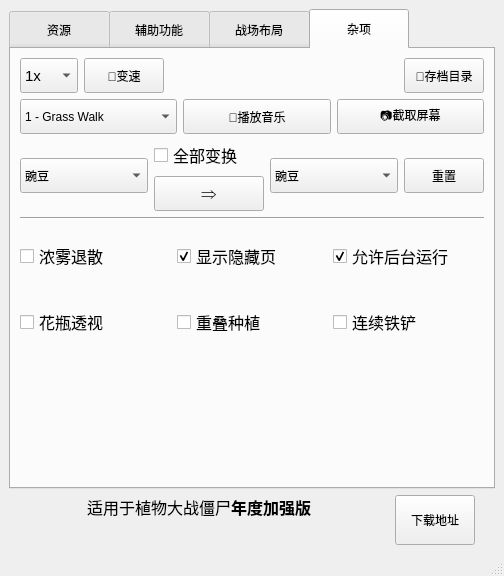
windshadow233/pvz-toolkit, file pvztoolkit.ui: the form before one commit.
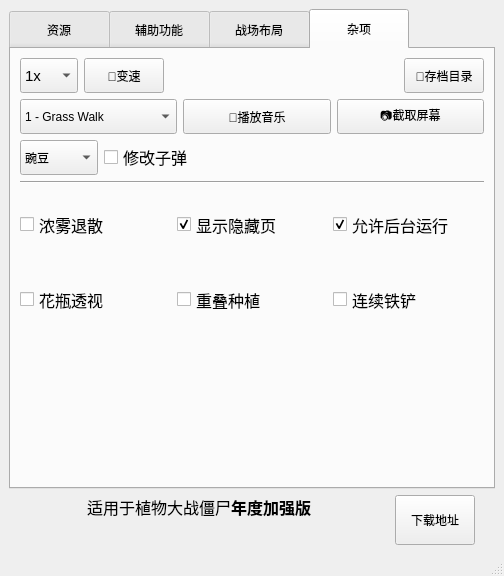
The form after the commit. The open tabs and pages were chosen to show the change.

Commit message: 修改UI

Diff of the .ui file:
```diff
--- a/pvztoolkit.ui
+++ b/pvztoolkit.ui
@@ -2665,7 +2665,7 @@
        <attribute name="title">
         <string>杂项</string>
        </attribute>
-       <layout class="QVBoxLayout" name="verticalLayout_8">
+       <layout class="QVBoxLayout" name="verticalLayout_3">
         <item>
          <layout class="QHBoxLayout" name="horizontalLayout_4">
           <item>
@@ -2891,126 +2891,10 @@
         </item>
         <item>
          <layout class="QHBoxLayout" name="horizontalLayout_5">
-          <item>
-           <widget class="QComboBox" name="comboBox_12">
-            <property name="sizePolicy">
-             <sizepolicy hsizetype="Expanding" vsizetype="Fixed">
-              <horstretch>0</horstretch>
-              <verstretch>0</verstretch>
-             </sizepolicy>
-            </property>
-            <property name="minimumSize">
-             <size>
-              <width>0</width>
-              <height>35</height>
-             </size>
-            </property>
-            <item>
-             <property name="text">
-              <string>豌豆</string>
-             </property>
-            </item>
-            <item>
-             <property name="text">
-              <string>冰豌豆</string>
-             </property>
-            </item>
-            <item>
-             <property name="text">
-              <string>卷心菜</string>
-             </property>
-            </item>
-            <item>
-             <property name="text">
-              <string>西瓜</string>
-             </property>
-            </item>
-            <item>
-             <property name="text">
-              <string>孢子</string>
-             </property>
-            </item>
-            <item>
-             <property name="text">
-              <string>冰瓜</string>
-             </property>
-            </item>
-            <item>
-             <property name="text">
-              <string>杨桃</string>
-             </property>
-            </item>
-            <item>
-             <property name="text">
-              <string>刺</string>
-             </property>
-            </item>
-            <item>
-             <property name="text">
-              <string>玉米粒</string>
-             </property>
-            </item>
-            <item>
-             <property name="text">
-              <string>黄油</string>
-             </property>
-            </item>
-           </widget>
-          </item>
-          <item>
-           <layout class="QVBoxLayout" name="verticalLayout_3">
-            <item>
-             <widget class="QCheckBox" name="checkBox_29">
-              <property name="font">
-               <font>
-                <family>Arial</family>
-                <pointsize>12</pointsize>
-               </font>
-              </property>
-              <property name="text">
-               <string>全部变换</string>
-              </property>
-             </widget>
-            </item>
-            <item>
-             <widget class="QPushButton" name="pushButton_16">
-              <property name="sizePolicy">
-               <sizepolicy hsizetype="Fixed" vsizetype="Fixed">
-                <horstretch>0</horstretch>
-                <verstretch>0</verstretch>
-               </sizepolicy>
-              </property>
-              <property name="minimumSize">
-               <size>
-                <width>110</width>
-                <height>35</height>
-               </size>
-              </property>
-              <property name="maximumSize">
-               <size>
-                <width>70</width>
-                <height>35</height>
-               </size>
-              </property>
-              <property name="font">
-               <font>
-                <family>Arial</family>
-                <pointsize>16</pointsize>
-                <weight>75</weight>
-                <bold>true</bold>
-               </font>
-              </property>
-              <property name="text">
-               <string>⇒</string>
-              </property>
-             </widget>
-            </item>
-           </layout>
-          </item>
           <item>
            <widget class="QComboBox" name="comboBox_13">
             <property name="sizePolicy">
-             <sizepolicy hsizetype="Expanding" vsizetype="Fixed">
+             <sizepolicy hsizetype="Fixed" vsizetype="Fixed">
               <horstretch>0</horstretch>
               <verstretch>0</verstretch>
              </sizepolicy>
@@ -3084,30 +2968,31 @@
            </widget>
           </item>
           <item>
-           <widget class="QPushButton" name="pushButton_18">
-            <property name="sizePolicy">
-             <sizepolicy hsizetype="Fixed" vsizetype="Fixed">
-              <horstretch>0</horstretch>
-              <verstretch>0</verstretch>
-             </sizepolicy>
-            </property>
-            <property name="minimumSize">
-             <size>
-              <width>0</width>
-              <height>35</height>
-             </size>
-            </property>
-            <property name="maximumSize">
-             <size>
-              <width>16777215</width>
-              <height>16777215</height>
-             </size>
+           <widget class="QCheckBox" name="checkBox_29">
+            <property name="font">
+             <font>
+              <family>Arial</family>
+              <pointsize>12</pointsize>
+             </font>
             </property>
             <property name="text">
-             <string>重置</string>
+             <string>修改子弹</string>
             </property>
            </widget>
           </item>
+          <item>
+           <spacer name="horizontalSpacer_3">
+            <property name="orientation">
+             <enum>Qt::Horizontal</enum>
+            </property>
+            <property name="sizeHint" stdset="0">
+             <size>
+              <width>40</width>
+              <height>20</height>
+             </size>
+            </property>
+           </spacer>
+          </item>
          </layout>
         </item>
         <item>
```
Left out of the diff: 75 changed lines with no effect on the pictures. The commit also changes 1 other file.
